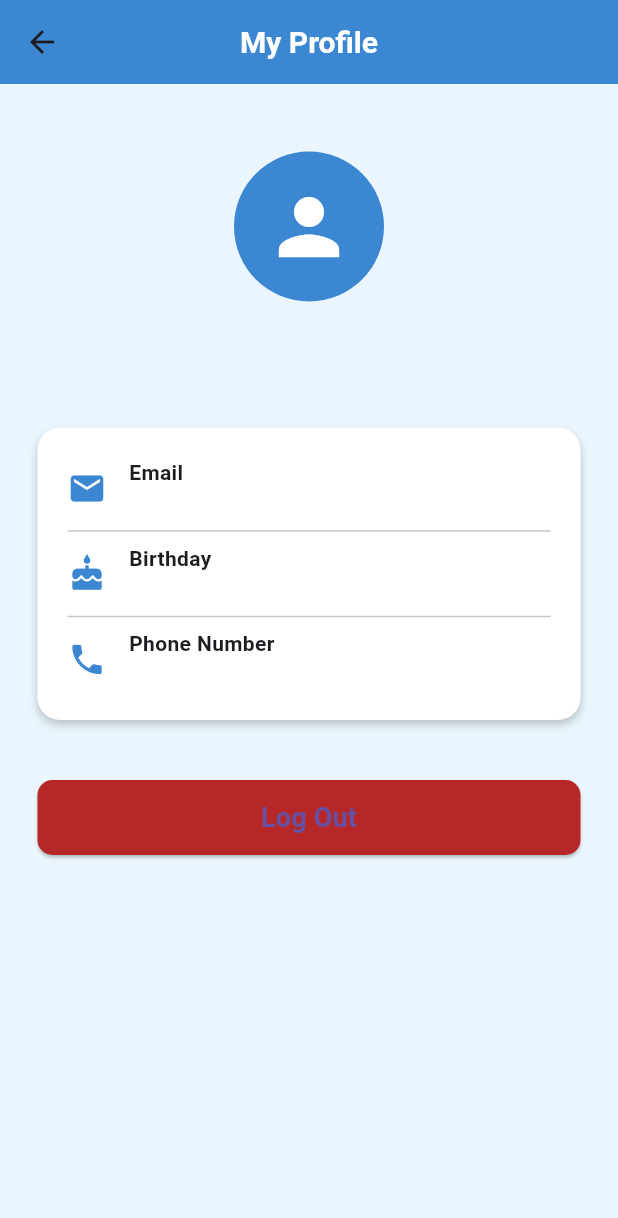
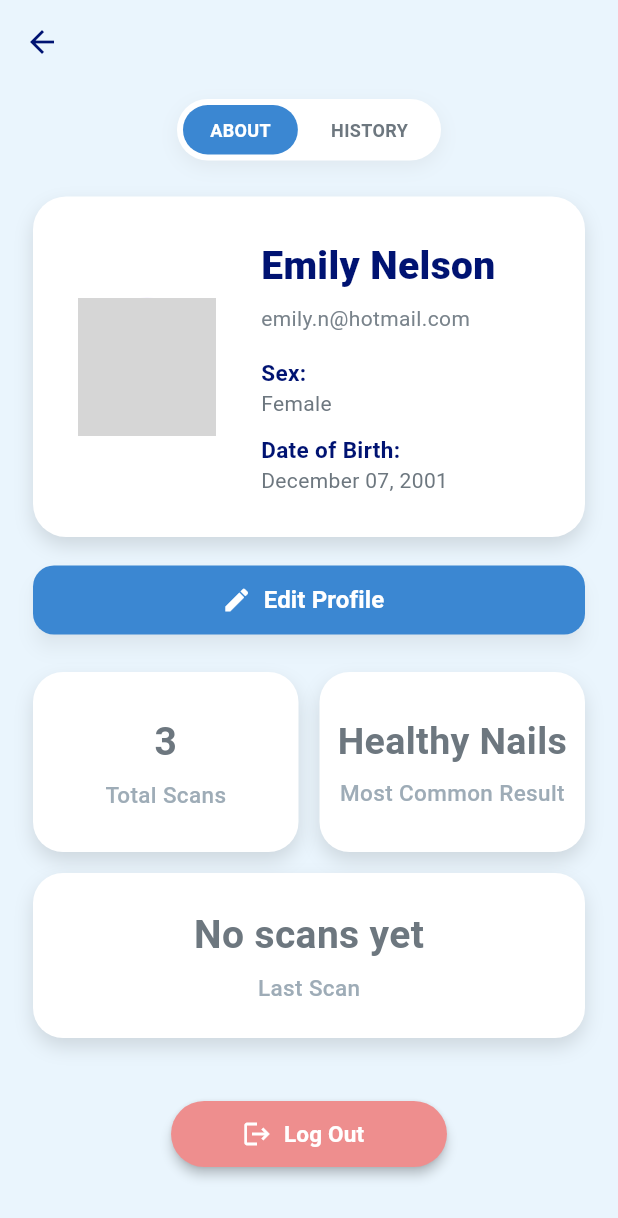
Before and after one commit to harleneee/KuCognition_NIHATI, a Flutter app: the ProfilePage screen opened directly, on a phone screen of 412 x 824 dp. Shown: the top 1218 px of the screen. Run offline on Flutter 3.47's test engine with Material 3 defaults, Android fonts, the phone set to English and light mode, and no system bars; our stand-ins replace cloud_firestore, firebase_auth, firebase_core, image_picker; accounts and stored records are empty; network calls fail; grey boxes are pictures that could not be loaded.

Commit message:
profile_page mock

```diff
--- a/lib/main.dart
+++ b/lib/main.dart
@@ -18,7 +18,7 @@ void main() async {
   runApp(
     MaterialApp(
       debugShowCheckedModeBanner: false,
-      home: DashboardPage(), // ← Opens dashboard directly
+      home: ProfilePage(), // ← Opens dashboard directly
     ),
   );
 }
--- a/lib/screens/profile_page.dart
+++ b/lib/screens/profile_page.dart
@@ -1,172 +1,392 @@
 import 'package:flutter/material.dart';
-import 'package:firebase_auth/firebase_auth.dart';
-import 'package:cloud_firestore/cloud_firestore.dart';
 
-class ProfilePage extends StatelessWidget {
+void main() {
+  runApp(MaterialApp(
+    debugShowCheckedModeBanner: false,
+    home: ProfilePage(),
+  ));
+}
+
+class ProfilePage extends StatefulWidget {
   const ProfilePage({super.key});
 
-  Future<DocumentSnapshot<Map<String, dynamic>>> _getUserData() async {
-    final user = FirebaseAuth.instance.currentUser;
+  @override
+  State<ProfilePage> createState() => _ProfilePageState();
+}
 
-    if (user == null) {
-      throw Exception("No logged-in user found.");
-    }
+class _ProfilePageState extends State<ProfilePage> {
+  final bool useMockData = true;
 
-    return FirebaseFirestore.instance.collection("users").doc(user.uid).get();
-  }
+  final Map<String, dynamic> mockUserData = {
+    "username": "Emily Nelson",
+    "email": "emily.n@hotmail.com",
+    "sex": "Female",
+    "birthday": "December 07, 2001",
+    "profileImageUrl": "https://picsum.photos/395/588",
+    "totalScans": 3,
+    "mostCommonResult": "Healthy Nails",
+    "lastScan": "No scans yet",
+  };
 
-  void _logout(BuildContext context) async {
-    await FirebaseAuth.instance.signOut();
-    Navigator.pushReplacementNamed(context, "/login");
-  }
+  bool isAboutSelected = true;
 
   @override
   Widget build(BuildContext context) {
+    final Map<String, dynamic> data =
+        useMockData ? mockUserData : <String, dynamic>{};
+
     return Scaffold(
       backgroundColor: const Color(0xFFEAF5FD),
       appBar: AppBar(
-        backgroundColor: const Color(0xFF3B87D2),
+        backgroundColor: const Color(0xFFEAF5FD),
         elevation: 0,
-        title: const Text(
-          "My Profile",
-          style: TextStyle(
-            color: Colors.white,
-            fontWeight: FontWeight.w700,
-            fontSize: 20,
-          ),
+        leading: IconButton(
+          icon: const Icon(Icons.arrow_back, color: Color(0xFF001372)),
+          onPressed: () => Navigator.of(context).maybePop(),
         ),
         centerTitle: true,
+        title: const Text(""),
       ),
+      body: SingleChildScrollView(
+        padding: const EdgeInsets.symmetric(horizontal: 22, vertical: 10),
+        child: Column(
+          crossAxisAlignment: CrossAxisAlignment.center,
+          children: [
+            _aboutHistoryTabs(),
 
-      // BODY
-      body: FutureBuilder<DocumentSnapshot<Map<String, dynamic>>>(
-        future: _getUserData(),
-        builder: (context, snapshot) {
-          if (snapshot.connectionState == ConnectionState.waiting) {
-            return const Center(
-              child: CircularProgressIndicator(color: Color(0xFF3B87D2)),
-            );
-          }
+            const SizedBox(height: 24),
 
-          if (!snapshot.hasData || !snapshot.data!.exists) {
-            return const Center(
-              child: Text(
-                "Unable to load profile data.",
-                style: TextStyle(fontSize: 16),
+            if (isAboutSelected) ...[
+              _profileHeaderCard(data),
+
+              const SizedBox(height: 18),
+
+              _editProfileButton(),
+
+              const SizedBox(height: 24),
+
+              Row(
+                children: [
+                  Expanded(
+                    child: _topCard(
+                      "Total Scans",
+                      data["totalScans"].toString(),
+                      height: 120,
+                    ),
+                  ),
+                  const SizedBox(width: 14),
+                  Expanded(
+                    child: _topCard(
+                      "Most Common Result",
+                      data["mostCommonResult"],
+                      height: 120,
+                    ),
+                  ),
+                ],
               ),
-            );
-          }
 
-          final userData = snapshot.data!.data()!;
-          final username = userData["username"] ?? "Unknown";
-          final email = userData["email"] ?? "Unknown";
-          final birthday = userData["birthday"] ?? "Unknown";
-          final phone = userData["phone"] ?? "Unknown";
+              const SizedBox(height: 14),
 
-          return SingleChildScrollView(
-            padding: const EdgeInsets.all(25),
+              _topCard(
+                "Last Scan",
+                data["lastScan"],
+                height: 110,
+                isFullWidth: true,
+              ),
+
+              const SizedBox(height: 40),
+
+              _logoutButton(),
+            ] else ...[
+              const SizedBox(height: 40),
+              Container(
+                width: double.infinity,
+                padding:
+                    const EdgeInsets.symmetric(horizontal: 18, vertical: 24),
+                decoration: BoxDecoration(
+                  color: Colors.white,
+                  borderRadius: BorderRadius.circular(22),
+                  boxShadow: const [
+                    BoxShadow(
+                      color: Colors.black12,
+                      blurRadius: 10,
+                      offset: Offset(0, 6),
+                    ),
+                  ],
+                ),
+                child: const Column(
+                  crossAxisAlignment: CrossAxisAlignment.start,
+                  children: [
+                    Text(
+                      "Scan History",
+                      style: TextStyle(
+                        fontSize: 18,
+                        fontWeight: FontWeight.w700,
+                        color: Color(0xFF001372),
+                      ),
+                    ),
+                    SizedBox(height: 10),
+                    Text(
+                      "No scans yet.\nYour past nail scans will appear here.",
+                      style: TextStyle(
+                        fontSize: 14,
+                        color: Color(0xFF6D777F),
+                      ),
+                    ),
+                  ],
+                ),
+              ),
+            ],
+          ],
+        ),
+      ),
+    );
+  }
+
+  // ABOUT / HISTORY TABS
+  Widget _aboutHistoryTabs() {
+    return Container(
+      padding: const EdgeInsets.all(4),
+      decoration: BoxDecoration(
+        color: Colors.white,
+        borderRadius: BorderRadius.circular(30),
+        boxShadow: [
+          BoxShadow(
+            color: Colors.grey.withOpacity(0.15),
+            blurRadius: 10,
+            offset: const Offset(0, 4),
+          ),
+        ],
+      ),
+      child: Row(
+        mainAxisSize: MainAxisSize.min,
+        children: [
+          GestureDetector(
+            onTap: () => setState(() => isAboutSelected = true),
+            child: _tabChip("ABOUT", isActive: isAboutSelected),
+          ),
+          const SizedBox(width: 4),
+          GestureDetector(
+            onTap: () => setState(() => isAboutSelected = false),
+            child: _tabChip("HISTORY", isActive: !isAboutSelected),
+          ),
+        ],
+      ),
+    );
+  }
+
+  Widget _tabChip(String text, {required bool isActive}) {
+    return Container(
+      padding: const EdgeInsets.symmetric(horizontal: 18, vertical: 8),
+      decoration: BoxDecoration(
+        color: isActive ? const Color(0xFF3B87D2) : Colors.transparent,
+        borderRadius: BorderRadius.circular(30),
+      ),
+      child: Text(
+        text,
+        style: TextStyle(
+          fontWeight: FontWeight.w600,
+          fontSize: 12,
+          color: isActive ? Colors.white : const Color(0xFF6D777F),
+        ),
+      ),
+    );
+  }
+
+  // PROFILE CARD — with highlighted labels
+  Widget _profileHeaderCard(Map<String, dynamic> data) {
+    return Container(
+      padding: const EdgeInsets.fromLTRB(26, 28, 22, 28),
+      constraints: const BoxConstraints(minHeight: 190),
+      decoration: BoxDecoration(
+        color: Colors.white,
+        borderRadius: BorderRadius.circular(22),
+        boxShadow: const [
+          BoxShadow(
+            color: Colors.black12,
+            blurRadius: 10,
+            offset: Offset(0, 6),
+          ),
+        ],
+      ),
+      child: Row(
+        children: [
+          CircleAvatar(
+            radius: 50,
+            backgroundColor: Colors.white,
+            child: CircleAvatar(
+              radius: 46,
+              backgroundImage: NetworkImage(data["profileImageUrl"]),
+            ),
+          ),
+          const SizedBox(width: 26),
+          Expanded(
             child: Column(
-              crossAxisAlignment: CrossAxisAlignment.center,
+              crossAxisAlignment: CrossAxisAlignment.start,
               children: [
-                const SizedBox(height: 20),
+                Text(
+                  data["username"],
+                  style: const TextStyle(
+                    fontSize: 26,
+                    fontWeight: FontWeight.w800,
+                    color: Color(0xFF001372),
+                  ),
+                ),
+                const SizedBox(height: 6),
+                Text(
+                  data["email"],
+                  style: const TextStyle(
+                    fontSize: 14,
+                    color: Color(0xFF79838B),
+                  ),
+                ),
+                const SizedBox(height: 16),
 
-                // PROFILE ICON
-                const CircleAvatar(
-                  radius: 50,
-                  backgroundColor: Color(0xFF3B87D2),
-                  child: Icon(Icons.person, color: Colors.white, size: 60),
-                ),
-                const SizedBox(height: 20),
-
-                Text(
-                  username,
-                  style: const TextStyle(
-                    fontSize: 24,
+                const Text(
+                  "Sex:",
+                  style: TextStyle(
+                    fontSize: 15,
                     fontWeight: FontWeight.w700,
                     color: Color(0xFF001372),
                   ),
                 ),
-                const SizedBox(height: 30),
-
-                // INFO CARD
-                Container(
-                  width: double.infinity,
-                  padding: const EdgeInsets.all(20),
-                  decoration: BoxDecoration(
-                    color: Colors.white,
-                    borderRadius: BorderRadius.circular(15),
-                    boxShadow: const [
-                      BoxShadow(
-                        color: Color(0x33000000),
-                        blurRadius: 4,
-                        offset: Offset(0, 3),
-                      ),
-                    ],
-                  ),
-                  child: Column(
-                    children: [
-                      _infoTile(Icons.email, "Email", email),
-                      const Divider(),
-                      _infoTile(Icons.cake, "Birthday", birthday),
-                      const Divider(),
-                      _infoTile(Icons.phone, "Phone Number", phone),
-                    ],
+                Text(
+                  data["sex"],
+                  style: const TextStyle(
+                    fontSize: 14,
+                    color: Color(0xFF6D777F),
                   ),
                 ),
 
-                const SizedBox(height: 40),
+                const SizedBox(height: 10),
 
-                // LOGOUT BUTTON
-                ElevatedButton(
-                  style: ElevatedButton.styleFrom(
-                    backgroundColor: const Color(0xFFB62828),
-                    minimumSize: const Size(double.infinity, 50),
-                    shape: RoundedRectangleBorder(
-                      borderRadius: BorderRadius.circular(10),
-                    ),
+                const Text(
+                  "Date of Birth:",
+                  style: TextStyle(
+                    fontSize: 15,
+                    fontWeight: FontWeight.w700,
+                    color: Color(0xFF001372),
                   ),
-                  onPressed: () => _logout(context),
-                  child: const Text(
-                    "Log Out",
-                    style: TextStyle(fontSize: 18, fontWeight: FontWeight.bold),
+                ),
+                Text(
+                  data["birthday"],
+                  style: const TextStyle(
+                    fontSize: 14,
+                    color: Color(0xFF6D777F),
                   ),
                 ),
               ],
             ),
-          );
-        },
+          ),
+        ],
       ),
     );
   }
 
-  // Reusable info row widget
-  Widget _infoTile(IconData icon, String title, String value) {
-    return Row(
-      children: [
-        Icon(icon, color: Color(0xFF3B87D2), size: 26),
-        const SizedBox(width: 15),
-        Expanded(
-          child: Column(
-            crossAxisAlignment: CrossAxisAlignment.start,
-            children: [
-              Text(
-                title,
-                style: const TextStyle(
-                  fontSize: 14,
-                  fontWeight: FontWeight.w600,
-                ),
-              ),
-              Text(
-                value,
-                style: const TextStyle(
-                  fontSize: 15,
-                  fontWeight: FontWeight.w400,
-                ),
-              ),
-            ],
+  // EDIT PROFILE BUTTON (text back to white)
+  Widget _editProfileButton() {
+    return ElevatedButton.icon(
+      style: ElevatedButton.styleFrom(
+        backgroundColor: const Color(0xFF3B87D2),
+        minimumSize: const Size(double.infinity, 46),
+        shape: RoundedRectangleBorder(
+          borderRadius: BorderRadius.circular(14),
+        ),
+        elevation: 5,
+        shadowColor: Colors.black26,
+      ),
+      onPressed: () {},
+      icon: const Icon(Icons.edit, color: Colors.white, size: 20),
+      label: const Text(
+        "Edit Profile",
+        style: TextStyle(
+          fontSize: 16,
+          fontWeight: FontWeight.w700,
+          color: Colors.white, // <- back to white
+        ),
+      ),
+    );
+  }
+
+  // LOGOUT BUTTON — narrower + smaller
+  Widget _logoutButton() {
+    return FractionallySizedBox(
+      widthFactor: 0.5, // 60% of available width
+      child: ElevatedButton.icon(
+        style: ElevatedButton.styleFrom(
+          backgroundColor: const Color.fromARGB(255, 238, 142, 142),
+          minimumSize: const Size(double.infinity, 44),
+          shape: RoundedRectangleBorder(
+            borderRadius: BorderRadius.circular(24),
+          ),
+          elevation: 3,
+        ),
+        onPressed: () {
+          // TODO: Add logout logic
+        },
+        icon: const Icon(Icons.logout, color: Colors.white, size: 20),
+        label: const Text(
+          "Log Out",
+          style: TextStyle(
+            fontSize: 15,
+            fontWeight: FontWeight.bold,
+            color: Colors.white,
           ),
         ),
-      ],
+      ),
+    );
+  }
+
+  // STAT CARDS – with FittedBox to avoid overflow
+  Widget _topCard(
+    String title,
+    String value, {
+    double height = 120,
+    bool isFullWidth = false,
+  }) {
+    return Container(
+      height: height,
+      width: isFullWidth ? double.infinity : null,
+      padding: const EdgeInsets.symmetric(horizontal: 12, vertical: 14),
+      decoration: BoxDecoration(
+        color: Colors.white,
+        borderRadius: BorderRadius.circular(20),
+        boxShadow: const [
+          BoxShadow(
+            color: Colors.black12,
+            blurRadius: 10,
+            offset: Offset(0, 6),
+          ),
+        ],
+      ),
+      child: Column(
+        mainAxisAlignment: MainAxisAlignment.center,
+        children: [
+          FittedBox(
+            fit: BoxFit.scaleDown,
+            child: Text(
+              value,
+              style: const TextStyle(
+                fontSize: 26,
+                fontWeight: FontWeight.bold,
+                color: Color(0xFF6D777F),
+              ),
+            ),
+          ),
+          const SizedBox(height: 6),
+          FittedBox(
+            fit: BoxFit.scaleDown,
+            child: Text(
+              title,
+              style: const TextStyle(
+                fontSize: 15,
+                fontWeight: FontWeight.w500,
+                color: Color(0xFF9EACB7),
+              ),
+            ),
+          ),
+        ],
+      ),
     );
   }
 }
```
Also changed, not shown: pubspec.lock, 1 other file.
